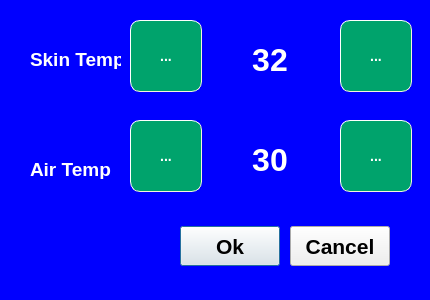
First picture: the form in setPointDialog.ui, repository eurosa/Rasberry5InchDisplay, before the edit.
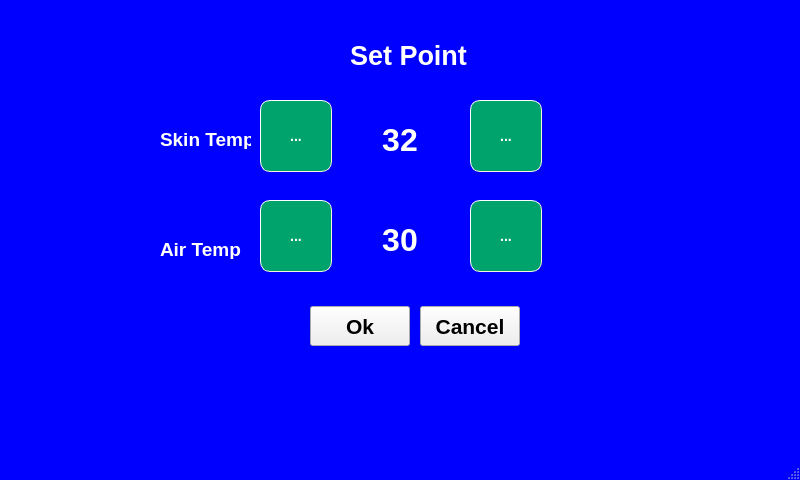
Second picture: the form after the edit. Icons and pictures are not drawn.

```diff
--- a/setPointDialog.ui
+++ b/setPointDialog.ui
@@ -1,21 +1,26 @@
 <?xml version="1.0" encoding="UTF-8"?>
 <ui version="4.0">
- <class>Dialog</class>
- <widget class="QDialog" name="Dialog">
+ <class>setPointForm</class>
+ <widget class="QMainWindow" name="setPointForm">
   <property name="geometry">
    <rect>
     <x>0</x>
     <y>0</y>
-    <width>430</width>
-    <height>300</height>
+    <width>800</width>
+    <height>480</height>
    </rect>
   </property>
-  <property name="font">
-   <font>
-    <pointsize>16</pointsize>
-    <weight>75</weight>
-    <bold>true</bold>
-   </font>
+  <property name="minimumSize">
+   <size>
+    <width>800</width>
+    <height>480</height>
+   </size>
+  </property>
+  <property name="maximumSize">
+   <size>
+    <width>800</width>
+    <height>480</height>
+   </size>
   </property>
   <property name="cursor">
    <cursorShape>PointingHandCursor</cursorShape>
@@ -23,191 +28,140 @@
   <property name="windowTitle">
    <string>Set Point</string>
   </property>
-  <property name="layoutDirection">
-   <enum>Qt::LeftToRight</enum>
-  </property>
   <property name="styleSheet">
-   <string notr="true">QDialog{background-color:blue ;}</string>
+   <string notr="true">QMainWindow{background-color:blue ;}</string>
   </property>
-  <widget class="QToolButton" name="tempDownToolBtn2">
-   <property name="geometry">
-    <rect>
-     <x>130</x>
-     <y>120</y>
-     <width>72</width>
-     <height>72</height>
-    </rect>
-   </property>
-   <property name="minimumSize">
-    <size>
-     <width>72</width>
-     <height>72</height>
-    </size>
-   </property>
-   <property name="maximumSize">
-    <size>
-     <width>72</width>
-     <height>72</height>
-    </size>
-   </property>
-   <property name="styleSheet">
-    <string notr="true">QToolButton{
-    border-style: outset;
-    border-width: 1px;
-    border-radius: 10px;
-    border-color: beige;
-    font: bold 14px;
- 
-    padding: 6px;
-    background-color: #00A36C ;
+  <widget class="QWidget" name="centralwidget">
+   <widget class="QLabel" name="tempLabel2">
+    <property name="geometry">
+     <rect>
+      <x>340</x>
+      <y>220</y>
+      <width>120</width>
+      <height>40</height>
+     </rect>
+    </property>
+    <property name="minimumSize">
+     <size>
+      <width>120</width>
+      <height>40</height>
+     </size>
+    </property>
+    <property name="maximumSize">
+     <size>
+      <width>120</width>
+      <height>40</height>
+     </size>
+    </property>
+    <property name="font">
+     <font>
+      <pointsize>24</pointsize>
+      <weight>75</weight>
+      <bold>true</bold>
+     </font>
+    </property>
+    <property name="styleSheet">
+     <string notr="true">QLabel{
+  
     color:#FFFFFF;
 }
-QToolButton:pressed {
+QLabel:pressed {
     background-color: gray;
     border-style: inset;
 }</string>
-   </property>
-   <property name="text">
-    <string>...</string>
-   </property>
-   <property name="icon">
-    <iconset>
-     <normaloff>icon/minus_white.png</normaloff>icon/minus_white.png</iconset>
-   </property>
-   <property name="iconSize">
-    <size>
-     <width>42</width>
-     <height>42</height>
-    </size>
-   </property>
-  </widget>
-  <widget class="QToolButton" name="tempUpToolBtn2">
-   <property name="geometry">
-    <rect>
-     <x>340</x>
-     <y>120</y>
-     <width>72</width>
-     <height>72</height>
-    </rect>
-   </property>
-   <property name="minimumSize">
-    <size>
-     <width>72</width>
-     <height>72</height>
-    </size>
-   </property>
-   <property name="maximumSize">
-    <size>
-     <width>72</width>
-     <height>72</height>
-    </size>
-   </property>
-   <property name="styleSheet">
-    <string notr="true">QToolButton{
-    border-style: outset;
-    border-width: 1px;
-    border-radius: 10px;
-    border-color: beige;
-    font: bold 14px;
- 
-    padding: 6px;
-    background-color: #00A36C ;
+    </property>
+    <property name="text">
+     <string>30</string>
+    </property>
+    <property name="alignment">
+     <set>Qt::AlignCenter</set>
+    </property>
+   </widget>
+   <widget class="QPushButton" name="okBtn">
+    <property name="geometry">
+     <rect>
+      <x>310</x>
+      <y>306</y>
+      <width>100</width>
+      <height>40</height>
+     </rect>
+    </property>
+    <property name="minimumSize">
+     <size>
+      <width>100</width>
+      <height>40</height>
+     </size>
+    </property>
+    <property name="maximumSize">
+     <size>
+      <width>100</width>
+      <height>40</height>
+     </size>
+    </property>
+    <property name="font">
+     <font>
+      <pointsize>16</pointsize>
+      <weight>75</weight>
+      <bold>true</bold>
+     </font>
+    </property>
+    <property name="text">
+     <string>Ok</string>
+    </property>
+   </widget>
+   <widget class="QLabel" name="airTextLabel">
+    <property name="geometry">
+     <rect>
+      <x>160</x>
+      <y>240</y>
+      <width>81</width>
+      <height>19</height>
+     </rect>
+    </property>
+    <property name="font">
+     <font>
+      <pointsize>14</pointsize>
+      <weight>75</weight>
+      <bold>true</bold>
+     </font>
+    </property>
+    <property name="styleSheet">
+     <string notr="true">QLabel{
+  
     color:#FFFFFF;
 }
-QToolButton:pressed {
+QLabel:pressed {
     background-color: gray;
     border-style: inset;
 }</string>
-   </property>
-   <property name="text">
-    <string>...</string>
-   </property>
-   <property name="icon">
-    <iconset>
-     <normaloff>icon/plus-sign-white.png</normaloff>icon/plus-sign-white.png</iconset>
-   </property>
-   <property name="iconSize">
-    <size>
-     <width>42</width>
-     <height>42</height>
-    </size>
-   </property>
-  </widget>
-  <widget class="QToolButton" name="tempDownToolBtn1">
-   <property name="geometry">
-    <rect>
-     <x>130</x>
-     <y>20</y>
-     <width>72</width>
-     <height>72</height>
-    </rect>
-   </property>
-   <property name="minimumSize">
-    <size>
-     <width>72</width>
-     <height>72</height>
-    </size>
-   </property>
-   <property name="maximumSize">
-    <size>
-     <width>72</width>
-     <height>72</height>
-    </size>
-   </property>
-   <property name="styleSheet">
-    <string notr="true">QToolButton{
-    border-style: outset;
-    border-width: 1px;
-    border-radius: 10px;
-    border-color: beige;
-    font: bold 14px;
- 
-    padding: 6px;
-    background-color: #00A36C ;
-    color:#FFFFFF;
-}
-QToolButton:pressed {
-    background-color: gray;
-    border-style: inset;
-}</string>
-   </property>
-   <property name="text">
-    <string>...</string>
-   </property>
-   <property name="icon">
-    <iconset>
-     <normaloff>icon/minus_white.png</normaloff>icon/minus_white.png</iconset>
-   </property>
-   <property name="iconSize">
-    <size>
-     <width>42</width>
-     <height>42</height>
-    </size>
-   </property>
-  </widget>
-  <widget class="QToolButton" name="tempUpToolBtn1">
-   <property name="geometry">
-    <rect>
-     <x>340</x>
-     <y>20</y>
-     <width>72</width>
-     <height>72</height>
-    </rect>
-   </property>
-   <property name="minimumSize">
-    <size>
-     <width>72</width>
-     <height>72</height>
-    </size>
-   </property>
-   <property name="maximumSize">
-    <size>
-     <width>72</width>
-     <height>72</height>
-    </size>
-   </property>
-   <property name="styleSheet">
-    <string notr="true">QToolButton{
+    </property>
+    <property name="text">
+     <string>Air Temp</string>
+    </property>
+   </widget>
+   <widget class="QToolButton" name="tempUpToolBtn1">
+    <property name="geometry">
+     <rect>
+      <x>470</x>
+      <y>100</y>
+      <width>72</width>
+      <height>72</height>
+     </rect>
+    </property>
+    <property name="minimumSize">
+     <size>
+      <width>72</width>
+      <height>72</height>
+     </size>
+    </property>
+    <property name="maximumSize">
+     <size>
+      <width>72</width>
+      <height>72</height>
+     </size>
+    </property>
+    <property name="styleSheet">
+     <string notr="true">QToolButton{
     border-style: outset;
     border-width: 1px;
     border-radius: 10px;
@@ -222,51 +176,39 @@
     background-color: gray;
     border-style: inset;
 }</string>
-   </property>
-   <property name="text">
-    <string>...</string>
-   </property>
-   <property name="icon">
-    <iconset>
-     <normaloff>icon/plus-sign-white.png</normaloff>icon/plus-sign-white.png</iconset>
-   </property>
-   <property name="iconSize">
-    <size>
-     <width>42</width>
-     <height>40</height>
-    </size>
-   </property>
-  </widget>
-  <widget class="QLabel" name="tempLabel1">
-   <property name="geometry">
-    <rect>
-     <x>210</x>
-     <y>40</y>
-     <width>120</width>
-     <height>40</height>
-    </rect>
-   </property>
-   <property name="minimumSize">
-    <size>
-     <width>120</width>
-     <height>40</height>
-    </size>
-   </property>
-   <property name="maximumSize">
-    <size>
-     <width>120</width>
-     <height>40</height>
-    </size>
-   </property>
-   <property name="font">
-    <font>
-     <pointsize>24</pointsize>
-     <weight>75</weight>
-     <bold>true</bold>
-    </font>
-   </property>
-   <property name="styleSheet">
-    <string notr="true">QLabel{
+    </property>
+    <property name="text">
+     <string>...</string>
+    </property>
+    <property name="icon">
+     <iconset>
+      <normaloff>icon/plus-sign-white.png</normaloff>icon/plus-sign-white.png</iconset>
+    </property>
+    <property name="iconSize">
+     <size>
+      <width>42</width>
+      <height>40</height>
+     </size>
+    </property>
+   </widget>
+   <widget class="QLabel" name="skinTextLabel">
+    <property name="geometry">
+     <rect>
+      <x>160</x>
+      <y>130</y>
+      <width>91</width>
+      <height>19</height>
+     </rect>
+    </property>
+    <property name="font">
+     <font>
+      <pointsize>14</pointsize>
+      <weight>75</weight>
+      <bold>true</bold>
+     </font>
+    </property>
+    <property name="styleSheet">
+     <string notr="true">QLabel{
   
     color:#FFFFFF;
 }
@@ -274,141 +216,229 @@
     background-color: gray;
     border-style: inset;
 }</string>
-   </property>
-   <property name="text">
-    <string>32</string>
-   </property>
-   <property name="alignment">
-    <set>Qt::AlignCenter</set>
-   </property>
-  </widget>
-  <widget class="QLabel" name="tempLabel2">
-   <property name="geometry">
-    <rect>
-     <x>210</x>
-     <y>140</y>
-     <width>120</width>
-     <height>40</height>
-    </rect>
-   </property>
-   <property name="minimumSize">
-    <size>
-     <width>120</width>
-     <height>40</height>
-    </size>
-   </property>
-   <property name="maximumSize">
-    <size>
-     <width>120</width>
-     <height>40</height>
-    </size>
-   </property>
-   <property name="font">
-    <font>
-     <pointsize>24</pointsize>
-     <weight>75</weight>
-     <bold>true</bold>
-    </font>
-   </property>
-   <property name="styleSheet">
-    <string notr="true">QLabel{
-  
+    </property>
+    <property name="text">
+     <string>Skin Temp:</string>
+    </property>
+   </widget>
+   <widget class="QToolButton" name="tempDownToolBtn1">
+    <property name="geometry">
+     <rect>
+      <x>260</x>
+      <y>100</y>
+      <width>72</width>
+      <height>72</height>
+     </rect>
+    </property>
+    <property name="minimumSize">
+     <size>
+      <width>72</width>
+      <height>72</height>
+     </size>
+    </property>
+    <property name="maximumSize">
+     <size>
+      <width>72</width>
+      <height>72</height>
+     </size>
+    </property>
+    <property name="styleSheet">
+     <string notr="true">QToolButton{
+    border-style: outset;
+    border-width: 1px;
+    border-radius: 10px;
+    border-color: beige;
+    font: bold 14px;
+ 
+    padding: 6px;
+    background-color: #00A36C ;
     color:#FFFFFF;
 }
-QLabel:pressed {
+QToolButton:pressed {
     background-color: gray;
     border-style: inset;
 }</string>
-   </property>
-   <property name="text">
-    <string>30</string>
-   </property>
-   <property name="alignment">
-    <set>Qt::AlignCenter</set>
-   </property>
-  </widget>
-  <widget class="QPushButton" name="okBtn">
-   <property name="geometry">
-    <rect>
-     <x>180</x>
-     <y>226</y>
-     <width>100</width>
-     <height>40</height>
-    </rect>
-   </property>
-   <property name="minimumSize">
-    <size>
-     <width>100</width>
-     <height>40</height>
-    </size>
-   </property>
-   <property name="maximumSize">
-    <size>
-     <width>100</width>
-     <height>40</height>
-    </size>
-   </property>
-   <property name="font">
-    <font>
-     <pointsize>16</pointsize>
-     <weight>75</weight>
-     <bold>true</bold>
-    </font>
-   </property>
-   <property name="text">
-    <string>Ok</string>
-   </property>
-  </widget>
-  <widget class="QPushButton" name="cancelBtn">
-   <property name="geometry">
-    <rect>
-     <x>290</x>
-     <y>226</y>
-     <width>100</width>
-     <height>40</height>
-    </rect>
-   </property>
-   <property name="minimumSize">
-    <size>
-     <width>100</width>
-     <height>40</height>
-    </size>
-   </property>
-   <property name="maximumSize">
-    <size>
-     <width>100</width>
-     <height>40</height>
-    </size>
-   </property>
-   <property name="font">
-    <font>
-     <pointsize>16</pointsize>
-     <weight>75</weight>
-     <bold>true</bold>
-    </font>
-   </property>
-   <property name="text">
-    <string>Cancel</string>
-   </property>
-  </widget>
-  <widget class="QLabel" name="skinTextLabel">
-   <property name="geometry">
-    <rect>
-     <x>30</x>
-     <y>50</y>
-     <width>91</width>
-     <height>19</height>
-    </rect>
-   </property>
-   <property name="font">
-    <font>
-     <pointsize>14</pointsize>
-     <weight>75</weight>
-     <bold>true</bold>
-    </font>
-   </property>
-   <property name="styleSheet">
-    <string notr="true">QLabel{
+    </property>
+    <property name="text">
+     <string>...</string>
+    </property>
+    <property name="icon">
+     <iconset>
+      <normaloff>icon/minus_white.png</normaloff>icon/minus_white.png</iconset>
+    </property>
+    <property name="iconSize">
+     <size>
+      <width>42</width>
+      <height>42</height>
+     </size>
+    </property>
+   </widget>
+   <widget class="QPushButton" name="cancelBtn">
+    <property name="geometry">
+     <rect>
+      <x>420</x>
+      <y>306</y>
+      <width>100</width>
+      <height>40</height>
+     </rect>
+    </property>
+    <property name="minimumSize">
+     <size>
+      <width>100</width>
+      <height>40</height>
+     </size>
+    </property>
+    <property name="maximumSize">
+     <size>
+      <width>100</width>
+      <height>40</height>
+     </size>
+    </property>
+    <property name="font">
+     <font>
+      <pointsize>16</pointsize>
+      <weight>75</weight>
+      <bold>true</bold>
+     </font>
+    </property>
+    <property name="text">
+     <string>Cancel</string>
+    </property>
+   </widget>
+   <widget class="QToolButton" name="tempUpToolBtn2">
+    <property name="geometry">
+     <rect>
+      <x>470</x>
+      <y>200</y>
+      <width>72</width>
+      <height>72</height>
+     </rect>
+    </property>
+    <property name="minimumSize">
+     <size>
+      <width>72</width>
+      <height>72</height>
+     </size>
+    </property>
+    <property name="maximumSize">
+     <size>
+      <width>72</width>
+      <height>72</height>
+     </size>
+    </property>
+    <property name="styleSheet">
+     <string notr="true">QToolButton{
+    border-style: outset;
+    border-width: 1px;
+    border-radius: 10px;
+    border-color: beige;
+    font: bold 14px;
+ 
+    padding: 6px;
+    background-color: #00A36C ;
+    color:#FFFFFF;
+}
+QToolButton:pressed {
+    background-color: gray;
+    border-style: inset;
+}</string>
+    </property>
+    <property name="text">
+     <string>...</string>
+    </property>
+    <property name="icon">
+     <iconset>
+      <normaloff>icon/plus-sign-white.png</normaloff>icon/plus-sign-white.png</iconset>
+    </property>
+    <property name="iconSize">
+     <size>
+      <width>42</width>
+      <height>42</height>
+     </size>
+    </property>
+   </widget>
+   <widget class="QToolButton" name="tempDownToolBtn2">
+    <property name="geometry">
+     <rect>
+      <x>260</x>
+      <y>200</y>
+      <width>72</width>
+      <height>72</height>
+     </rect>
+    </property>
+    <property name="minimumSize">
+     <size>
+      <width>72</width>
+      <height>72</height>
+     </size>
+    </property>
+    <property name="maximumSize">
+     <size>
+      <width>72</width>
+      <height>72</height>
+     </size>
+    </property>
+    <property name="styleSheet">
+     <string notr="true">QToolButton{
+    border-style: outset;
+    border-width: 1px;
+    border-radius: 10px;
+    border-color: beige;
+    font: bold 14px;
+ 
+    padding: 6px;
+    background-color: #00A36C ;
+    color:#FFFFFF;
+}
+QToolButton:pressed {
+    background-color: gray;
+    border-style: inset;
+}</string>
+    </property>
+    <property name="text">
+     <string>...</string>
+    </property>
+    <property name="icon">
+     <iconset>
+      <normaloff>icon/minus_white.png</normaloff>icon/minus_white.png</iconset>
+    </property>
+    <property name="iconSize">
+     <size>
+      <width>42</width>
+      <height>42</height>
+     </size>
+    </property>
+   </widget>
+   <widget class="QLabel" name="tempLabel1">
+    <property name="geometry">
+     <rect>
+      <x>340</x>
+      <y>120</y>
+      <width>120</width>
+      <height>40</height>
+     </rect>
+    </property>
+    <property name="minimumSize">
+     <size>
+      <width>120</width>
+      <height>40</height>
+     </size>
+    </property>
+    <property name="maximumSize">
+     <size>
+      <width>120</width>
+      <height>40</height>
+     </size>
+    </property>
+    <property name="font">
+     <font>
+      <pointsize>24</pointsize>
+      <weight>75</weight>
+      <bold>true</bold>
+     </font>
+    </property>
+    <property name="styleSheet">
+     <string notr="true">QLabel{
   
     color:#FFFFFF;
 }
@@ -416,29 +446,32 @@
     background-color: gray;
     border-style: inset;
 }</string>
-   </property>
-   <property name="text">
-    <string>Skin Temp:</string>
-   </property>
-  </widget>
-  <widget class="QLabel" name="airTextLabel">
-   <property name="geometry">
-    <rect>
-     <x>30</x>
-     <y>160</y>
-     <width>81</width>
-     <height>19</height>
-    </rect>
-   </property>
-   <property name="font">
-    <font>
-     <pointsize>14</pointsize>
-     <weight>75</weight>
-     <bold>true</bold>
-    </font>
-   </property>
-   <property name="styleSheet">
-    <string notr="true">QLabel{
+    </property>
+    <property name="text">
+     <string>32</string>
+    </property>
+    <property name="alignment">
+     <set>Qt::AlignCenter</set>
+    </property>
+   </widget>
+   <widget class="QLabel" name="skinTextLabel_2">
+    <property name="geometry">
+     <rect>
+      <x>350</x>
+      <y>40</y>
+      <width>131</width>
+      <height>31</height>
+     </rect>
+    </property>
+    <property name="font">
+     <font>
+      <pointsize>20</pointsize>
+      <weight>75</weight>
+      <bold>true</bold>
+     </font>
+    </property>
+    <property name="styleSheet">
+     <string notr="true">QLabel{
   
     color:#FFFFFF;
 }
@@ -446,11 +479,23 @@
     background-color: gray;
     border-style: inset;
 }</string>
+    </property>
+    <property name="text">
+     <string>Set Point</string>
+    </property>
+   </widget>
+  </widget>
+  <widget class="QMenuBar" name="menubar">
+   <property name="geometry">
+    <rect>
+     <x>0</x>
+     <y>0</y>
+     <width>800</width>
+     <height>24</height>
+    </rect>
    </property>
-   <property name="text">
-    <string>Air Temp</string>
-   </property>
   </widget>
+  <widget class="QStatusBar" name="statusbar"/>
  </widget>
  <resources/>
  <connections/>
```
